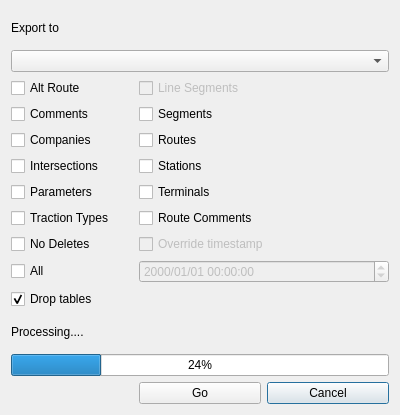
Before: the Qt Designer form mapper_app/ui/exportdlg.ui in allenck/mapper, drawn with Qt 5.
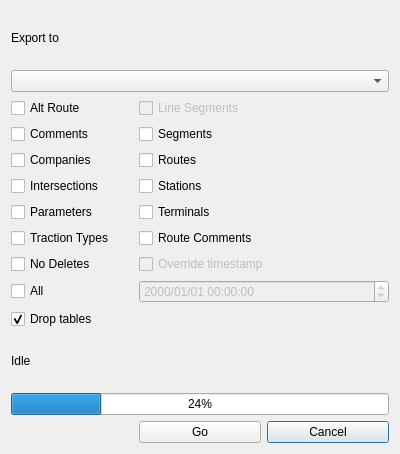
After: the same form once the commit is applied.

Patch:
```diff
--- a/mapper_app/ui/exportdlg.ui
+++ b/mapper_app/ui/exportdlg.ui
@@ -7,7 +7,7 @@
     <x>0</x>
     <y>0</y>
     <width>400</width>
-    <height>415</height>
+    <height>454</height>
    </rect>
   </property>
   <property name="windowTitle">
@@ -178,7 +178,7 @@
    <item row="11" column="0" colspan="3">
     <widget class="QLabel" name="lblHelp">
      <property name="text">
-      <string>Processing....</string>
+      <string>Idle</string>
      </property>
     </widget>
    </item>
```
